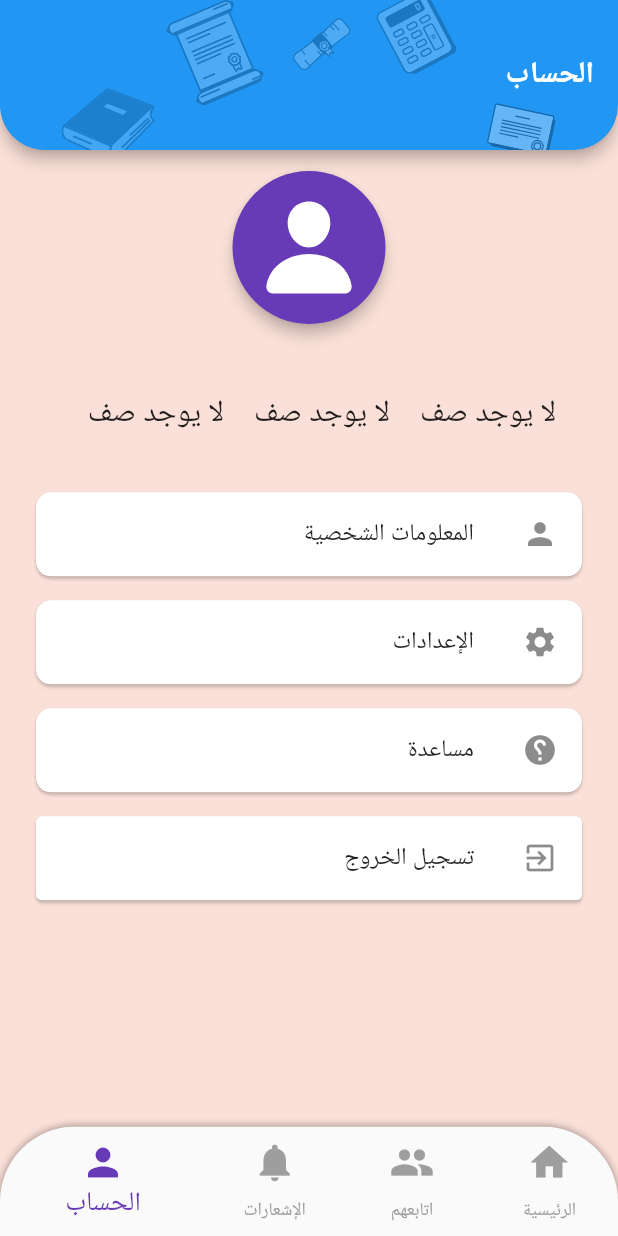
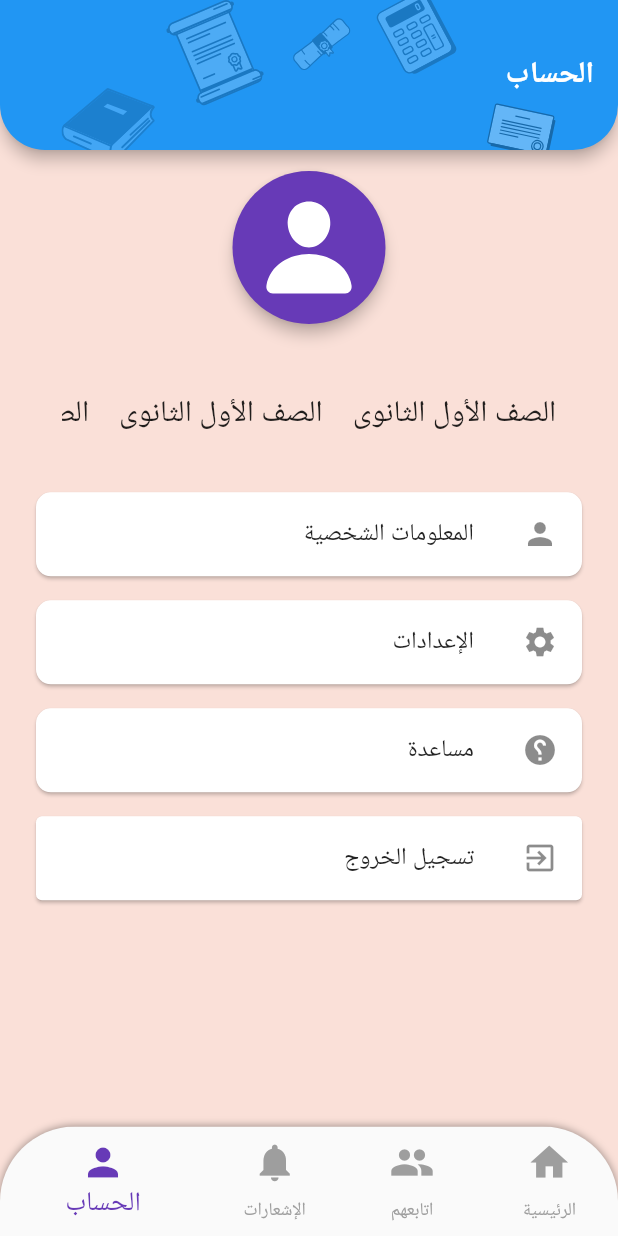
Before and after one commit to hyperov/Drosak, a Flutter app: the screen it shows once a user with an empty profile is signed in, item 4 of the bottom bar chosen, on a phone screen of 412 x 824 dp. Run offline on Flutter 3.47's test engine with Material 2 defaults, Android fonts, the phone set to English and light mode, and no system bars; drawn by our look-alikes of marquee; our stand-ins replace cloud_firestore, connectivity_plus, firebase_auth, firebase_core, firebase_crashlytics, flutter_signin_button and 4 more; missing offline and left inert: firebase_app_check, flutter_facebook_auth, timer_button; accounts and stored records are empty; generated files the repository leaves out were written again; network calls fail; statements that could not run were skipped; project files that could hold a hidden picture were left out.

Commit message:
update student model,storage keys,profile viewmodel vars and naming update localizationkeys

```diff
--- a/drosak/lib/login/model/entity/student.dart
+++ b/drosak/lib/login/model/entity/student.dart
@@ -7,7 +7,7 @@ class Student {
   String? phone;
   String? photoUrl;
 
-  String? city; //cairo or giza
+  String? government; //cairo or giza
   String? area; //dokki or saft or zamalek
 
   DateTime? lastSignInTime; //March 26, 2022 at 8:11:20 PM UTC+3
@@ -25,8 +25,11 @@ class Student {
   int? totalBookingsCanceled;
 
   bool? hasFavorite;
+  int? followsCount;
+  int? favCount;
 
   Student();
+
   //<editor-fold desc="Data Methods">
   Student.def({
     required this.id,
@@ -34,7 +37,7 @@ class Student {
     required this.email,
     required this.phone,
     this.photoUrl = "",
-    this.city = "",
+    this.government = "",
     this.area = "",
     required this.lastSignInTime,
     required this.createdAt,
@@ -45,6 +48,8 @@ class Student {
     this.totalBookings = 0,
     this.totalBookingsCanceled = 0,
     this.hasFavorite = false,
+    this.followsCount = 0,
+    this.favCount = 0,
   });
 
 //if @override
@@ -58,7 +63,7 @@ class Student {
           email == other.email &&
           phone == other.phone &&
           photoUrl == other.photoUrl &&
-          city == other.city &&
+          government == other.government &&
           area == other.area &&
           lastSignInTime == other.lastSignInTime &&
           createdAt == other.createdAt &&
@@ -77,7 +82,7 @@ class Student {
       email.hashCode ^
       phone.hashCode ^
       photoUrl.hashCode ^
-      city.hashCode ^
+      government.hashCode ^
       area.hashCode ^
       lastSignInTime.hashCode ^
       createdAt.hashCode ^
@@ -97,7 +102,7 @@ class Student {
         ' email: $email,' +
         ' phone: $phone,' +
         ' photoUrl: $photoUrl,' +
-        ' city: $city,' +
+        ' city: $government,' +
         ' area: $area,' +
         ' lastSignInTime: $lastSignInTime,' +
         ' createdAt: $createdAt,' +
@@ -117,7 +122,7 @@ class Student {
     String? email,
     String? phone,
     String? photoUrl,
-    String? city,
+    String? government,
     String? area,
     DateTime? lastSignInTime,
     DateTime? createdAt,
@@ -128,6 +133,8 @@ class Student {
     int? totalBookings,
     int? totalBookingsCanceled,
     bool? hasFavorite,
+    followsCount,
+    favCount,
   }) {
     return Student.def(
       id: id ?? this.id,
@@ -135,7 +142,7 @@ class Student {
       email: email ?? this.email,
       phone: phone ?? this.phone,
       photoUrl: photoUrl ?? this.photoUrl,
-      city: city ?? this.city,
+      government: government ?? this.government,
       area: area ?? this.area,
       lastSignInTime: lastSignInTime ?? this.lastSignInTime,
       createdAt: createdAt ?? this.createdAt,
@@ -147,6 +154,8 @@ class Student {
       totalBookingsCanceled:
           totalBookingsCanceled ?? this.totalBookingsCanceled,
       hasFavorite: hasFavorite ?? this.hasFavorite,
+      followsCount: followsCount ?? this.followsCount,
+      favCount: favCount ?? this.favCount,
     );
   }
 
@@ -157,7 +166,7 @@ class Student {
       'email': email,
       'phone': phone,
       'photoUrl': photoUrl,
-      'city': city,
+      'gov': government,
       'area': area,
       'lastSignInTime': lastSignInTime,
       'createdAt': createdAt,
@@ -168,6 +177,8 @@ class Student {
       'bookings': totalBookings,
       'bookings_canceled': totalBookingsCanceled,
       'hasFav': hasFavorite,
+      'follows': followsCount,
+      'favs': favCount,
     };
   }
 
@@ -178,6 +189,8 @@ class Student {
       email: map['email'] as String,
       phone: map['phone'] as String?,
       photoUrl: map['photoUrL'],
+      government: map['gov'] as String,
+      area: map['area'] as String,
       lastSignInTime: (map['lastSignInTime'] as Timestamp).toDate(),
       createdAt: (map['createdAt'] as Timestamp).toDate(),
       male: map['male'] as bool,
@@ -187,6 +200,8 @@ class Student {
       totalBookings: map['bookings'] as int,
       totalBookingsCanceled: map['bookings_canceled'] as int,
       hasFavorite: map['hasFav'] as bool,
+      followsCount: map['follows'] as int,
+      favCount: map['favs'] as int,
     );
   }
 }
--- a/drosak/lib/profile/view/main_profile_screen.dart
+++ b/drosak/lib/profile/view/main_profile_screen.dart
@@ -68,13 +68,9 @@ class ProfileScreen extends StatelessWidget {
                   width: MediaQuery.of(context).size.width * 0.8,
                   height: MediaQuery.of(context).size.height * 0.05,
                   child: Obx(() => Marquee(
-                        text: _profileViewModel.classesObserver.isBlank!
+                        text: _profileViewModel.selectedClass.isBlank!
                             ? 'لا يوجد صف'
-                            : _profileViewModel.classesObserver
-                                .toString()
-                                .replaceAll('[', '')
-                                .replaceAll(']', '')
-                                .replaceAll(',', ' - '),
+                            : _profileViewModel.selectedClass.value,
                         style: const TextStyle(fontSize: 20),
                         scrollAxis: Axis.horizontal,
                         crossAxisAlignment: CrossAxisAlignment.center,
--- a/drosak/lib/profile/viewmodel/profile_view_model.dart
+++ b/drosak/lib/profile/viewmodel/profile_view_model.dart
@@ -15,26 +15,26 @@ class ProfileViewModel extends GetxController {
 
   Rx<Student> student = Student().obs;
 
-  RxString selectedGovernmentName = "اختر المحافظة".obs;
-  RxString selectedAreaName = "اختر المنطقة".obs;
-
-  RxString selectedType = LocalizationKeys.male.tr.obs;
-
-  RxString selectedEducation = LocalizationKeys.education_secondary.tr.obs;
-
-  RxString selectedClass = LocalizationKeys.class_level_one.tr.obs;
+  // profile Ui texts
+  RxString selectedGovernmentName = LocalizationKeys.choose_government.tr.obs;
+  RxString selectedAreaName = LocalizationKeys.choose_area.tr.obs;
+  RxString selectedEducation =
+      LocalizationKeys.education_secondary.tr.obs; // ثانوى
+  RxString selectedClass =
+      LocalizationKeys.secondary_class_level_one.tr.obs; // الصف الاول الثانوى
+  RxString selectedGender = LocalizationKeys.male.tr.obs;
 
   //personal profile screen text controllers
   var nameController = TextEditingController().obs;
   var phoneController = TextEditingController().obs;
+  var emailController = TextEditingController().obs;
 
-  var classesObserver = <String>[].obs;
-  var bookingsObserver = 0.obs;
-  var followersObserver = 0.obs;
-  var ratingObserver = 0.obs;
   var nameObserver = "".obs;
+
+  var followsCountObserver = 0.obs;
+  var favCountObserver = 0.obs;
+  var bookingsCountObserver = 0.obs;
   var selectedProfileImageUrl = "".obs;
-  RxString selectedGender = LocalizationKeys.male.tr.obs;
 
   //gallery and camera picker bottomsheet options
   final List<Icon> galleryPickerSheetLeadingIcons = const [
@@ -56,7 +56,41 @@ class ProfileViewModel extends GetxController {
     super.onInit();
   }
 
-  void updateProfile() {}
+  void updateProfile() {
+    nameObserver.value = nameController.value.text;
+
+    // teacherProfile.teacherName = nameController.value.text;
+    // teacherProfile.teacherPhone = phoneController.value.text;
+    // teacherProfile.isTeacherMale =
+    //     selectedGender.value == LocalizationKeys.male.tr;
+    // teacherProfile.teacherMaterial = selectedMaterialIndex.value != null
+    //     ? materialsUI[selectedMaterialIndex.value!].value
+    //     : "";
+    // teacherProfile.teacherPhotoUrl = selectedProfileImageUrl.value;
+    // teacherProfile.teacherClasses = classes;
+
+    classObserver.value = classes;
+
+    _userRepo.updateStudentProfile(teacherProfile).then((value) async {
+      Get.snackbar(
+        'Success',
+        LocalizationKeys.profile_updated_successfully.tr,
+        snackPosition: SnackPosition.BOTTOM,
+        backgroundColor: Colors.green,
+        duration: const Duration(seconds: 2),
+      );
+      await getStudent();
+      readStudentProfileDataFromStorage();
+    }).catchError((error) {
+      Get.snackbar(
+        'Error',
+        LocalizationKeys.profile_updated_error.tr,
+        snackPosition: SnackPosition.BOTTOM,
+        backgroundColor: Colors.red,
+        duration: const Duration(seconds: 2),
+      );
+    });
+  }
 
   Future<void> getStudent() async {
     var studentDoc = await _userRepo.getStudent();
@@ -70,7 +104,7 @@ class ProfileViewModel extends GetxController {
         StorageKeys.studentBookingsNum, student.value.totalBookings);
     await _storage.write(StorageKeys.studentIsMale, student.value.male);
     await _storage.write(StorageKeys.studentArea, student.value.area);
-    await _storage.write(StorageKeys.studentCity, student.value.city);
+    await _storage.write(StorageKeys.studentCity, student.value.government);
     await _storage.write(StorageKeys.studentClass, student.value.classRoom);
     await _storage.write(
         StorageKeys.studentEducationalLevel, student.value.educationalLevel);
@@ -89,21 +123,50 @@ class ProfileViewModel extends GetxController {
     var studentEmail = _storage.read(StorageKeys.studentEmail);
     var studentPhone = _storage.read(StorageKeys.studentPhone);
     var studentBookingsNum = _storage.read(StorageKeys.studentBookingsNum);
+    var followsCount = _storage.read(StorageKeys.studentBookingsNum);
+    var favCount = _storage.read(StorageKeys.studentBookingsNum);
     var studentClass = _storage.read(StorageKeys.studentClass)!; //1,2,3
     var studentEducationalLevel =
         _storage.read(StorageKeys.studentEducationalLevel)!; // sec,prep
+    var studentGovernment =
+        _storage.read(StorageKeys.studentGovernment)!; //cairo
+    var studentArea = _storage.read(StorageKeys.studentArea)!; //dokki
 
     if (studentEducationalLevel ==
         FireStoreNames.educationLevelSecondaryValue) {
       selectedEducation = LocalizationKeys.education_secondary.tr.obs;
+      switch (studentClass) {
+        case 1:
+          selectedClass = LocalizationKeys.secondary_class_level_one.tr.obs;
+          break;
+        case 2:
+          selectedClass = LocalizationKeys.secondary_class_level_two.tr.obs;
+          break;
+        case 3:
+          selectedClass = LocalizationKeys.secondary_class_level_three.tr.obs;
+          break;
+      }
     } else {
       selectedEducation = LocalizationKeys.education_prep.tr.obs;
+      switch (studentClass) {
+        case 1:
+          selectedClass = LocalizationKeys.prep_class_level_one.tr.obs;
+          break;
+        case 2:
+          selectedClass = LocalizationKeys.prep_class_level_two.tr.obs;
+          break;
+        case 3:
+          selectedClass = LocalizationKeys.prep_class_level_three.tr.obs;
+          break;
+      }
     }
 
-    nameObserver.value = studentName;
     nameController.value.text = studentName;
     phoneController.value.text = studentPhone;
-    bookingsObserver.value = studentBookingsNum;
+    emailController.value.text = studentEmail;
+
+    nameObserver.value = studentName;
+    bookingsCountObserver.value = studentBookingsNum;
     selectedProfileImageUrl.value = studentPhotoUrl ?? "";
 
     selectedGender.value =
--- a/drosak/lib/utils/localization/languages.dart
+++ b/drosak/lib/utils/localization/languages.dart
@@ -6,6 +6,7 @@ class Languages extends Translations {
   @override
   Map<String, Map<String, String>> get keys => {
         'en_US': {
+          LocalizationKeys.email: 'Email',
           LocalizationKeys.enter_phone_number: 'Enter your phone number',
           LocalizationKeys.phone_confirmation:
               'you will receive a confirmation code on your phone',
@@ -49,9 +50,12 @@ class Languages extends Translations {
           LocalizationKeys.secondary: 'Secondary',
           LocalizationKeys.prep: 'Prep',
           LocalizationKeys.class_level: 'class level',
-          LocalizationKeys.class_level_one: 'One',
-          LocalizationKeys.class_level_two: 'Two',
-          LocalizationKeys.class_level_three: 'Three',
+          LocalizationKeys.secondary_class_level_one: 'First grade secondary',
+          LocalizationKeys.secondary_class_level_two: 'Second grade secondary',
+          LocalizationKeys.secondary_class_level_three: 'Third grade secondary',
+          LocalizationKeys.prep_class_level_one: 'First grade prep',
+          LocalizationKeys.prep_class_level_two: 'Second grade prep',
+          LocalizationKeys.prep_class_level_three: 'Third grade prep',
           LocalizationKeys.home: 'Home',
           LocalizationKeys.follows: 'Follows',
           LocalizationKeys.followers: 'Followers',
@@ -92,8 +96,13 @@ class Languages extends Translations {
           LocalizationKeys.price_average: 'Average Price',
           LocalizationKeys.settings: 'Settings',
           LocalizationKeys.bookings: 'Bookings',
+
+          LocalizationKeys.profile_updated_error: 'Profile Updated Error',
+          LocalizationKeys.profile_updated_successfully:
+              'Profile Updated Successfully',
         },
         'ar_EG': {
+          LocalizationKeys.email: 'البريد الإلكتروني',
           LocalizationKeys.enter_phone_number: 'أدخل رقم هاتفك',
           LocalizationKeys.phone_confirmation: 'هيجيلك رسالة تأكيد على موبايلك',
           LocalizationKeys.phone_number: 'رقم الهاتف',
@@ -137,9 +146,12 @@ class Languages extends Translations {
           LocalizationKeys.prep: 'اعدادي',
           // LocalizationKeys.education: 'المرحلة الدراسية',
           LocalizationKeys.class_level: 'الصف الدراسي',
-          LocalizationKeys.class_level_one: 'الصف الدراسي الأول',
-          LocalizationKeys.class_level_two: 'الصف الدراسي الثاني',
-          LocalizationKeys.class_level_three: 'الصف الدراسي الثالث',
+          LocalizationKeys.secondary_class_level_one: 'الصف الأول الثانوى',
+          LocalizationKeys.secondary_class_level_two: 'الصف الثانى الثانوى',
+          LocalizationKeys.secondary_class_level_three: 'الصف الثالث الثانوى',
+          LocalizationKeys.prep_class_level_one: 'الصف الأول الاعدادى',
+          LocalizationKeys.prep_class_level_two: 'الصف الثانى الاعدادى',
+          LocalizationKeys.prep_class_level_three: 'الصف الثالث الاعدادى',
           LocalizationKeys.home: 'الرئيسية',
           LocalizationKeys.follows: 'اتابعهم',
           LocalizationKeys.followers: 'المتابعين',
@@ -180,6 +192,11 @@ class Languages extends Translations {
           LocalizationKeys.price_average: 'متوسط السعر',
           LocalizationKeys.settings: 'الإعدادات',
           LocalizationKeys.bookings: 'الحجوزات',
+
+          LocalizationKeys.profile_updated_error:
+              'حدث خطأ أثناء تحديث الملف الشخصي',
+          LocalizationKeys.profile_updated_successfully:
+              'تم تحديث الملف الشخصي بنجاح',
         },
       };
 }
--- a/drosak/lib/utils/localization/localization_keys.dart
+++ b/drosak/lib/utils/localization/localization_keys.dart
@@ -80,9 +80,13 @@ class LocalizationKeys {
 
   static var class_level = 'class_level';
 
-  static var class_level_one = 'class_level_one';
-  static var class_level_two = 'class_level_two';
-  static var class_level_three = 'class_level_three';
+  static const secondary_class_level_one = 'secondary_class_level_one';
+  static const secondary_class_level_two = 'secondary_class_level_two';
+  static const secondary_class_level_three = 'secondary_class_level_three';
+
+  static const prep_class_level_one = 'prep_class_level_one';
+  static const prep_class_level_two = 'prep_class_level_two';
+  static const prep_class_level_three = 'prep_class_level_three';
 
   static var home = 'home';
   static var notifications = 'notifications';
@@ -149,4 +153,9 @@ class LocalizationKeys {
   static var settings = 'settings';
 
   static var bookings = 'bookings';
+
+  static var profile_updated_error = 'profile_updated_error';
+  static var profile_updated_successfully = 'profile_updated_successfully';
+
+  static var email = 'email';
 }
--- a/drosak/lib/utils/storage_keys.dart
+++ b/drosak/lib/utils/storage_keys.dart
@@ -7,7 +7,7 @@ class StorageKeys {
   static const String studentPhone = 'student_phone';
   static const String studentIsMale = 'student_is_male';
   static const String studentArea = 'student_area';
-  static const String studentCity = 'student_city';
+  static const String studentGovernment = 'student_government';
   static const String studentBookingsNum = 'student_bookings_num';
   static const String studentClass = 'student_class'; //1,2,3
   static const String studentEducationalLevel =
```
Also changed, not shown: drosak/lib/profile/view/personal_profile_screen.dart (+62 -76 lines).
